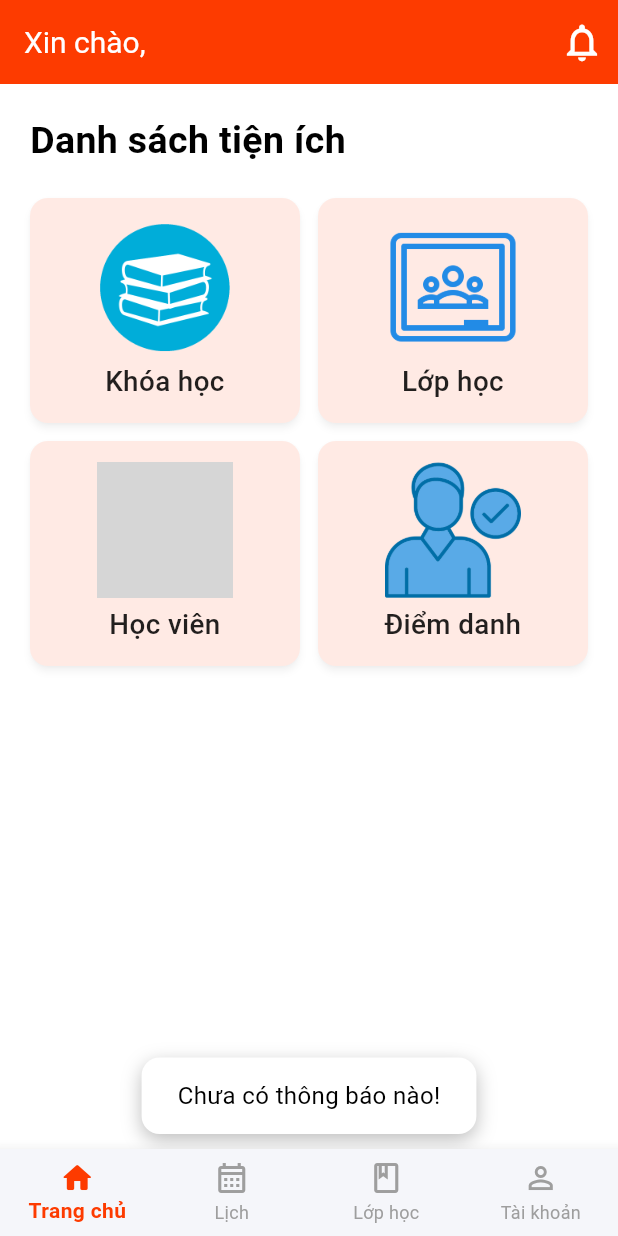
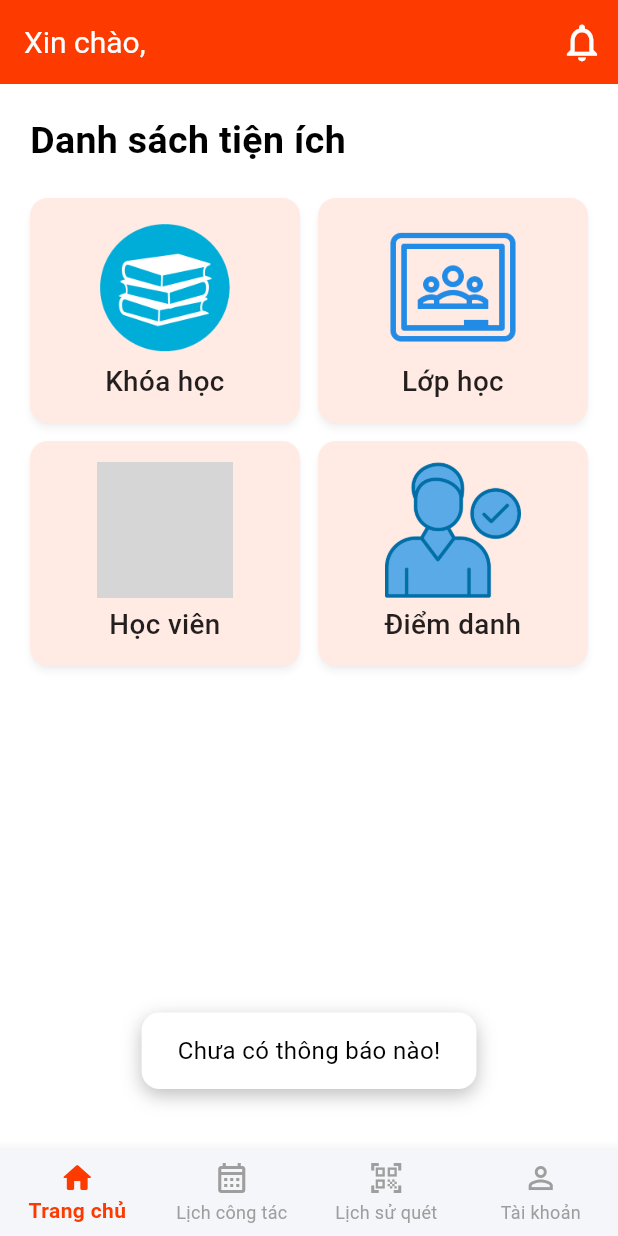
Before and after one commit to thanhnghia-dev/course_app, a Flutter app: the NavigationMenu screen opened directly, after a tap on the "notifications none" icon, on a phone screen of 412 x 824 dp. Run offline on Flutter 3.47's test engine with Material 3 defaults, Android fonts, the phone set to English and light mode, and no system bars; our stand-ins replace audioplayers, dio, shared_preferences, table_calendar; missing offline and left inert: mobile_scanner; accounts and stored records are empty; network calls fail; grey boxes are pictures that could not be loaded.

Commit message:
Upadte features and Add attendance list

```diff
--- a/lib/core/utils/util.dart
+++ b/lib/core/utils/util.dart
@@ -5,7 +5,7 @@ Future<void> showOverlayToast(BuildContext context, String message) async {
 
   final overlayEntry = OverlayEntry(
     builder: (context) => Positioned(
-      bottom: 10,
+      bottom: 40,
       left: MediaQuery.of(context).size.width * 0.1,
       right: MediaQuery.of(context).size.width * 0.1,
       child: Material(
--- a/lib/views/dashboard/attendance_screen.dart
+++ b/lib/views/dashboard/attendance_screen.dart
@@ -18,7 +18,7 @@ class _AttendanceScreenState extends State<AttendanceScreen>
   final AudioPlayer _player = AudioPlayer();
   bool _isTorchOn = false;
 
-  // ✅ Khóa quét để tránh spam callback
+  // ✅ Lock scanning to avoid spam callback
   bool _isScanning = true;
 
   @override
@@ -90,30 +90,30 @@ class _AttendanceScreenState extends State<AttendanceScreen>
           MobileScanner(
             controller: cameraController,
             onDetect: (capture) async {
-              if (!_isScanning) return; // ✅ khóa tạm để tránh spam
+              if (!_isScanning) return; // ✅ Temporary lock to avoid spam
 
               final List<Barcode> barcodes = capture.barcodes;
               if (barcodes.isEmpty) return;
 
               final String code = barcodes.first.rawValue ?? "Không đọc được";
 
-              // ✅ bỏ qua mã rỗng hoặc không đọc được
+              // ✅ Ignore empty code or can not read
               if (code.trim().isEmpty || code == "Không đọc được") return;
 
-              _isScanning = false; // khóa quét
+              _isScanning = false; // Lock scanning
               await _showBarcodeDialog(code);
 
-              // mở lại quét sau 2 giây
+              // Restart scanning after 2 seconds
               Future.delayed(const Duration(seconds: 2), () {
                 if (mounted) _isScanning = true;
               });
             },
           ),
 
-          // Overlay + góc khung
+          // Overlay + Bore corner
           ScanOverlay(scanBoxSize: scanBoxSize),
 
-          // Text hướng dẫn
+          // Guideline Text
           const Positioned(
             bottom: 60,
             left: 0,
@@ -149,7 +149,7 @@ class ScanOverlay extends StatelessWidget {
 
       return Stack(
         children: [
-          // Nền tối, chừa khung trong suốt
+          // Dark backgournd, leave a transparent frame
           ColorFiltered(
             colorFilter: ColorFilter.mode(
               Colors.black.withOpacity(0.4),
@@ -178,7 +178,7 @@ class ScanOverlay extends StatelessWidget {
               ],
             ),
           ),
-          // 4 góc sáng
+          // 4 light corners
           Positioned(
             left: left,
             top: top,
@@ -203,23 +203,23 @@ class CornerPainter extends CustomPainter {
 
     const double cornerLength = 30;
 
-    // Góc trái trên
+    // Top-left corner
     canvas.drawLine(Offset(0, 0), Offset(cornerLength, 0), paint);
     canvas.drawLine(Offset(0, 0), Offset(0, cornerLength), paint);
 
-    // Góc phải trên
+    // Top-right corner
     canvas.drawLine(Offset(size.width, 0),
         Offset(size.width - cornerLength, 0), paint);
     canvas.drawLine(Offset(size.width, 0),
         Offset(size.width, cornerLength), paint);
 
-    // Góc trái dưới
+    // Bottom-left corner
     canvas.drawLine(Offset(0, size.height),
         Offset(cornerLength, size.height), paint);
     canvas.drawLine(Offset(0, size.height),
         Offset(0, size.height - cornerLength), paint);
 
-    // Góc phải dưới
+    // Bottom-right corner
     canvas.drawLine(Offset(size.width, size.height),
         Offset(size.width - cornerLength, size.height), paint);
     canvas.drawLine(Offset(size.width, size.height),
--- /dev/null
+++ b/lib/views/home/attendance_history_screen.dart
@@ -0,0 +1,57 @@
+import 'package:course_app/views/widgets/attendance_items_widget.dart';
+import 'package:flutter/material.dart';
+import 'package:course_app/core/theme/app_colors.dart';
+
+class AttendanceHistoryScreen extends StatefulWidget {
+  const AttendanceHistoryScreen({super.key});
+
+  @override
+  State<AttendanceHistoryScreen> createState() => _AttendanceHistoryScreenState();
+}
+
+class _AttendanceHistoryScreenState extends State<AttendanceHistoryScreen> {
+
+  @override
+  Widget build(BuildContext context) {
+    return Scaffold(
+      backgroundColor: AppColors.background,
+      appBar: AppBar(
+        title: const Text(
+          'Lịch sử điểm danh',
+          style: TextStyle(
+            fontSize: 18,
+            color: Colors.white,
+            fontWeight: FontWeight.bold,
+          ),
+        ),
+        centerTitle: true,
+        elevation: 0,
+      ),
+      body: Column(
+        crossAxisAlignment: CrossAxisAlignment.start,
+        children: [
+          _buildStatisticHeading(),
+
+          Expanded(child: SingleChildScrollView(child: AttendanceItemsWidget())),
+        ],
+      ),
+    );
+  }
+
+  Widget _buildStatisticHeading() {
+    return Container(
+      padding: const EdgeInsets.all(5),
+      decoration: BoxDecoration(
+        color: Colors.white,
+        border: Border.all(color: AppColors.borderSearch, width: 1),
+      ),
+      child: Row(
+        children: [
+          Text(
+            '48',
+          ),
+        ],
+      ),
+    );
+  }
+}
--- a/lib/views/profile/account_screen.dart
+++ b/lib/views/profile/account_screen.dart
@@ -98,7 +98,7 @@ class _AccountScreenState extends State<AccountScreen> {
           ),
         ),
         content: const Text(
-          'Chức năng đang phát triển, vui lòng quay lại sau',
+          'Chức năng đang phát triển, vui lòng quay lại sau.',
           textAlign: TextAlign.center,
           style: TextStyle(fontSize: 14, color: Colors.black),
         ),
@@ -174,6 +174,8 @@ class _AccountScreenState extends State<AccountScreen> {
                           child: Column(
                             children: [
                               const SizedBox(height: 20),
+
+                              // Account settings
                               Container(
                                 padding: const EdgeInsets.all(5),
                                 decoration: BoxDecoration(
@@ -225,14 +227,45 @@ class _AccountScreenState extends State<AccountScreen> {
                                       },
                                     ),
                                     _buildMenuItem(
+                                      icon: Icons.logout,
+                                      title: 'Đăng xuất',
+                                      onTap: _logoutButton,
+                                    ),
+                                  ],
+                                ),
+                              ),
+                              const SizedBox(height: 20),
+
+                              // Other settings
+                              Container(
+                                padding: const EdgeInsets.all(5),
+                                decoration: BoxDecoration(
+                                  color: Colors.white,
+                                  borderRadius: BorderRadius.circular(10),
+                                  boxShadow: [
+                                    BoxShadow(
+                                      color: Colors.grey.withOpacity(0.2),
+                                      spreadRadius: 5,
+                                      blurRadius: 8,
+                                      offset: const Offset(0, 3),
+                                    ),
+                                  ],
+                                  border: Border.all(
+                                    color: AppColors.borderContainer,
+                                    width: 1,
+                                  ),
+                                ),
+                                child: Column(
+                                  children: [
+                                    _buildMenuItem(
                                       icon: Icons.mail_outline,
                                       title: 'Yêu cầu hỗ trợ/góp ý',
                                       onTap: _supportRequestButton,
                                     ),
-                                    _buildMenuItem(
-                                      icon: Icons.logout,
-                                      title: 'Đăng xuất',
-                                      onTap: _logoutButton,
+                                    _buildAppVersion(
+                                      icon: Icons.info_outline_rounded,
+                                      title: 'Phiên bản ứng dụng',
+                                      version: '1.0.0',
                                     ),
                                   ],
                                 ),
@@ -275,7 +308,7 @@ class _AccountScreenState extends State<AccountScreen> {
                 backgroundImage: NetworkImage(
                   user.image.url.isNotEmpty
                       ? user.image.url
-                      : 'https://static.vecteezy.com/system/resources/thumbnails/024/983/914/small/simple-user-default-icon-free-png.png',
+                      : 'https://www.seekpng.com/png/full/966-9665317_placeholder-image-person-jpg.png',
                 ),
               ),
               SizedBox(width: 15),
@@ -345,4 +378,22 @@ class _AccountScreenState extends State<AccountScreen> {
       onTap: onTap,
     );
   }
+
+  Widget _buildAppVersion({
+    required IconData icon,
+    required String title,
+    required String version,
+  }) {
+    return ListTile(
+      leading: Icon(icon, color: AppColors.primary),
+      title: Text(
+        title,
+        style: const TextStyle(fontSize: 16, fontWeight: FontWeight.w500),
+      ),
+      trailing: Text(
+        version,
+        style: const TextStyle(fontSize: 16, fontWeight: FontWeight.w500),
+      ),
+    );
+  }
 }
--- a/lib/views/profile/edit_profile_screen.dart
+++ b/lib/views/profile/edit_profile_screen.dart
@@ -170,8 +170,10 @@ class _EditProfileScreenState extends State<EditProfileScreen> {
                         CircleAvatar(
                           backgroundColor: Colors.grey[300],
                           radius: 50,
-                          backgroundImage: const NetworkImage(
-                            "https://static.vecteezy.com/system/resources/thumbnails/024/983/914/small/simple-user-default-icon-free-png.png",
+                          backgroundImage: NetworkImage(
+                            widget.user?.image.url.isNotEmpty == true
+                                ? widget.user!.image.url
+                                : 'https://www.seekpng.com/png/full/966-9665317_placeholder-image-person-jpg.png',
                           ),
                         ),
                         Positioned(
@@ -179,7 +181,7 @@ class _EditProfileScreenState extends State<EditProfileScreen> {
                           right: 0,
                           child: GestureDetector(
                             onTap: () {
-                              showOverlayToast(context, "Nút cập nhật ảnh đại diện");
+                              showOverlayToast(context, "Chức năng đang phát triển. Vui lòng thử lại sau!");
                             },
                             child: Container(
                               decoration: BoxDecoration(
--- a/lib/views/profile/profile_screen.dart
+++ b/lib/views/profile/profile_screen.dart
@@ -65,6 +65,12 @@ class _ProfileScreenState extends State<ProfileScreen> {
   Widget buildProfileContainer(User user) {
     return Column(
       children: [
+        _buildProfileItem(
+          icon: Icons.badge_outlined,
+          title: 'Mã người dùng',
+          value: user.userId,
+        ),
+        _divider(),
         _buildProfileItem(
           icon: Icons.person_outline,
           title: 'Họ và tên',
--- a/lib/views/student/student_info_screen.dart
+++ b/lib/views/student/student_info_screen.dart
@@ -92,7 +92,7 @@ class _StudentInfoScreenState extends State<StudentInfoScreen> {
 
     return Column(
       children: [
-        _buildMenuItem(title: 'Mã HV', data: student.studentId),
+        _buildMenuItem(title: 'Mã học viên', data: student.studentId),
         _buildMenuItem(title: 'Họ và tên', data: student.fullName),
         _buildMenuItem(title: 'Ngày sinh', data: formatDate(student.dob)),
         _buildMenuItem(title: 'Nơi sinh', data: student.birthPlace),
--- /dev/null
+++ b/lib/views/widgets/attendance_items_widget.dart
@@ -0,0 +1,92 @@
+import 'package:course_app/core/theme/app_colors.dart';
+import 'package:flutter/material.dart';
+
+class AttendanceItemsWidget extends StatefulWidget {
+  const AttendanceItemsWidget({super.key});
+
+  @override
+  State<AttendanceItemsWidget> createState() => _AttendanceItemsWidgetState();
+}
+
+class _AttendanceItemsWidgetState extends State<AttendanceItemsWidget> {
+
+  @override
+  void initState() {
+    super.initState();
+  }
+
+  @override
+  Widget build(BuildContext context) {
+  final courses = 12;
+
+    return Container(
+      height: 700,
+      color: Colors.white,
+      child: ListView.builder(
+        scrollDirection: Axis.vertical,
+        shrinkWrap: true,
+        itemCount: courses,
+        itemBuilder: (context, index) {
+          return Column(
+            children: [
+              buildCardContainer(),
+            ],
+          );
+        },
+      ),
+    );
+  }
+
+  Widget buildCardContainer() {
+    return Padding(
+      padding: const EdgeInsets.symmetric(vertical: 5, horizontal: 10),
+      child: Card(
+        surfaceTintColor: Colors.white,
+        elevation: 3,
+        color: Colors.white,
+        shadowColor: const Color(0xff303F4F4F),
+        shape: RoundedRectangleBorder(
+          side: const BorderSide(color: AppColors.shadow, width: 1),
+          borderRadius: BorderRadius.circular(10),
+        ),
+        child: Padding(
+          padding: const EdgeInsets.all(12),
+          child: Column(
+            crossAxisAlignment: CrossAxisAlignment.start,
+            children: [
+              Row(
+                children: [
+                  Icon(Icons.circle, size: 13, color: Colors.green),
+                  SizedBox(width: 10),
+                  Text(
+                    'Họ và tên',
+                    style: const TextStyle(
+                      fontSize: 17,
+                      color: Colors.black,
+                      fontWeight: FontWeight.bold,
+                    ),
+                  ),
+                ],
+              ),
+              const SizedBox(height: 8),
+              Row(
+                children: [
+                  Icon(Icons.calendar_month, size: 16, color: Colors.blueAccent),
+                  SizedBox(width: 5),
+                  Text(
+                    'dd-mm-yyyy hh:mm:ss',
+                    style: const TextStyle(
+                      fontSize: 16,
+                      color: AppColors.silverGray,
+                      fontWeight: FontWeight.w500,
+                    ),
+                  ),
+                ],
+              ),
+            ],
+          ),
+        ),
+      ),
+    );
+  }
+}
--- a/lib/views/widgets/calendar_widget.dart
+++ b/lib/views/widgets/calendar_widget.dart
@@ -19,6 +19,8 @@ class _CalendarWidgetState extends State<CalendarWidget> {
   @override
   void initState() {
     super.initState();
+    _selectedDay = DateTime.now();
+    _focusedDay = DateTime.now();
     initializeDateFormatting('vi_VN', null);
   }
 
@@ -61,15 +63,18 @@ class _CalendarWidgetState extends State<CalendarWidget> {
         ),
 
         calendarStyle: CalendarStyle(
-          todayDecoration: BoxDecoration(
-            color: AppColors.primary,
+          todayDecoration: const BoxDecoration(
+            color: Colors.transparent,
             shape: BoxShape.circle,
           ),
           selectedDecoration: BoxDecoration(
             color: AppColors.primary,
             shape: BoxShape.circle,
           ),
-          todayTextStyle: const TextStyle(color: Colors.white),
+          todayTextStyle: const TextStyle(
+            color: AppColors.primary,
+            fontWeight: FontWeight.bold,
+          ),
           selectedTextStyle: const TextStyle(color: Colors.white),
         ),
       ),
--- a/lib/views/widgets/navigation_widget.dart
+++ b/lib/views/widgets/navigation_widget.dart
@@ -1,4 +1,4 @@
-import 'package:course_app/views/dashboard/classroom_screen.dart';
+import 'package:course_app/views/home/attendance_history_screen.dart';
 import 'package:course_app/views/home/schedule_screen.dart';
 import 'package:course_app/views/profile/account_screen.dart';
 import 'package:flutter/material.dart';
@@ -47,7 +47,7 @@ class _NavigationMenuState extends State<NavigationMenu> {
       case 1:
         return const ScheduleScreen();
       case 2:
-        return const ClassroomScreen();
+        return const AttendanceHistoryScreen();
       case 3:
         return const AccountScreen();
       default:
@@ -76,11 +76,11 @@ class _NavigationMenuState extends State<NavigationMenu> {
           ),
           BottomNavigationBarItem(
             icon: _selectedIndex == 1 ? const Icon(Icons.calendar_month_rounded) : const Icon(Icons.calendar_month_outlined),
-            label: 'Lịch',
+            label: 'Lịch công tác',
           ),
           BottomNavigationBarItem(
-            icon: _selectedIndex == 2 ? const Icon(Icons.class_rounded) : const Icon(Icons.class_outlined),
-            label: 'Lớp học',
+            icon: _selectedIndex == 2 ? const Icon(Icons.qr_code_scanner) : const Icon(Icons.qr_code_scanner_outlined),
+            label: 'Lịch sử quét',
           ),
           BottomNavigationBarItem(
             icon: _selectedIndex == 3 ? const Icon(Icons.person_rounded) : const Icon(Icons.person_outline),
```
Also changed, not shown: lib/views/home/home_screen.dart (line endings or trailing spaces).
